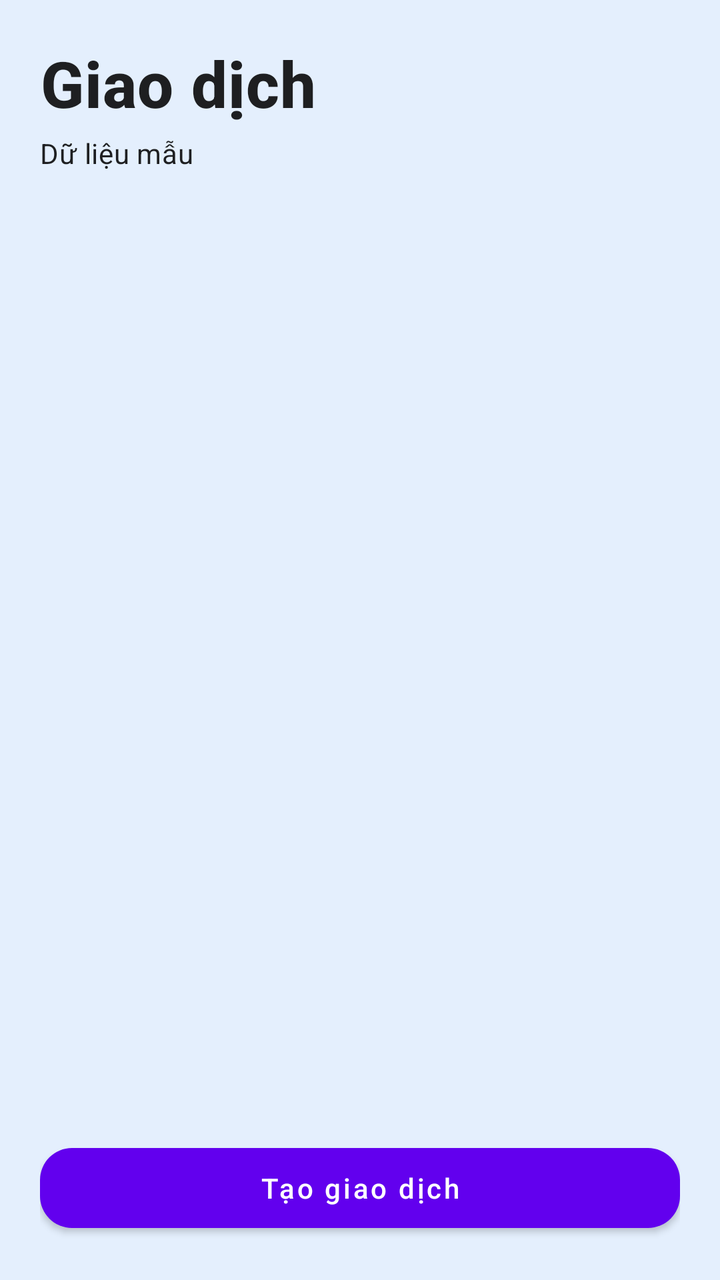
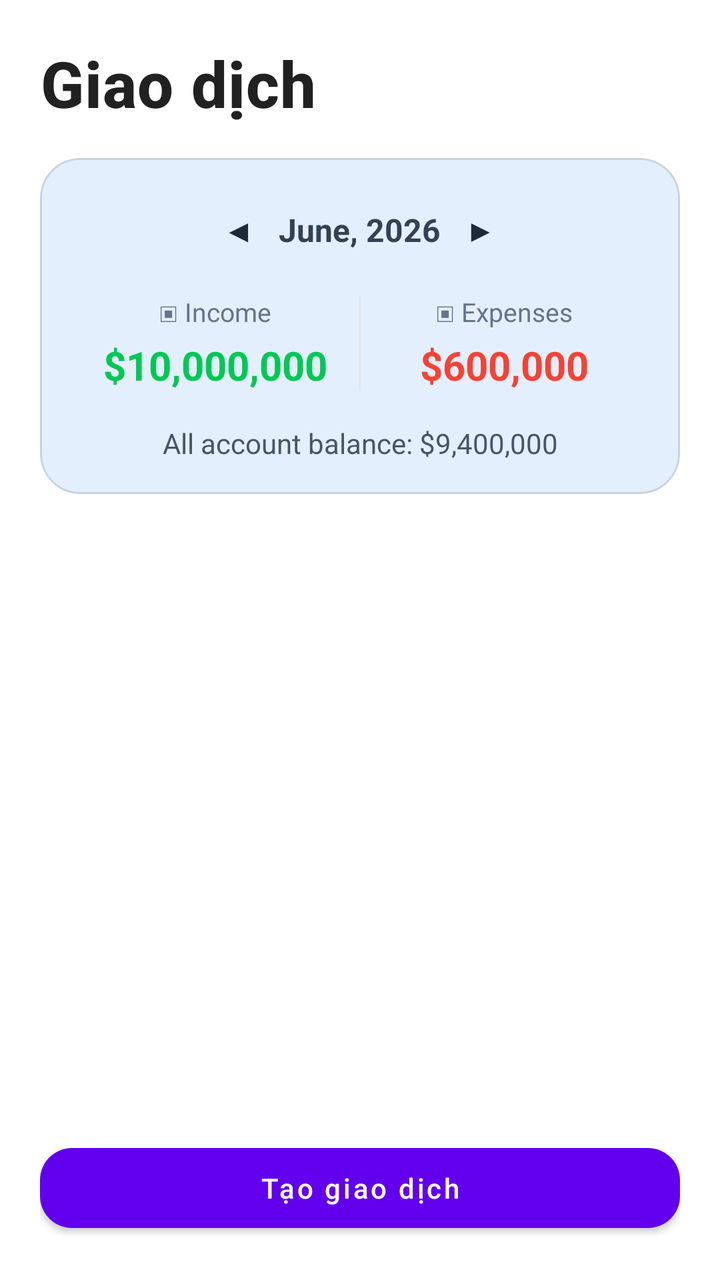

The first picture is an Android layout as it rendered before a commit; the second is the same layout after the commit. The layout source and the unified diff follow.
<!-- AndroidManifest.xml: application theme Theme.DemoV1 -->
<!-- res/layout/fragment_expense.xml -->
<?xml version="1.0" encoding="utf-8"?>
<LinearLayout xmlns:android="http://schemas.android.com/apk/res/android"
    xmlns:app="http://schemas.android.com/apk/res-auto"
    android:layout_width="match_parent"
    android:layout_height="match_parent"
    android:orientation="vertical"
    android:background="@color/primarybody"

    android:padding="20dp">

    <TextView
        style="@style/Home.Heading"
        android:accessibilityHeading="true"
        android:text="@string/transaction_title"
        android:textSize="32sp" />

    <TextView
        style="@style/Home.Body"
        android:layout_marginTop="4dp"
        android:text="@string/transaction_preview" />

    <androidx.recyclerview.widget.RecyclerView
        android:id="@+id/transactionList"
        android:layout_width="match_parent"
        android:layout_height="0dp"
        android:layout_marginTop="16dp"
        android:layout_weight="1" />

    <com.google.android.material.button.MaterialButton
        android:id="@+id/createTransaction"
        android:layout_width="match_parent"
        android:layout_height="wrap_content"
        android:layout_marginTop="12dp"
        android:minHeight="52dp"
        android:text="@string/transaction_create"
        android:textAllCaps="false"
        app:cornerRadius="16dp" />
</LinearLayout>
<!-- resources referenced by this layout -->
<resources>
  <color name="primarybody">#E4EFFD</color>
  <string name="transaction_create">Tạo giao dịch</string>
  <string name="transaction_preview">Dữ liệu mẫu</string>
  <string name="transaction_title">Giao dịch</string>
  <style name="Home.Body" parent="Home.Text">
          <item name="android:textAppearance">?attr/textAppearanceBody2</item>
      </style>
  <style name="Home.Heading" parent="Home.Text">
          <item name="android:textAppearance">?attr/textAppearanceHeadline6</item>
          <item name="android:textStyle">bold</item>
      </style>
  <style name="Theme.DemoV1" parent="Theme.MaterialComponents.DayNight.NoActionBar">
          
          <item name="colorPrimary">@color/purple_500</item>
          <item name="colorPrimaryVariant">@color/purple_700</item>
          <item name="colorOnPrimary">@color/white</item>
          
          <item name="colorSecondary">@color/teal_200</item>
          <item name="colorSecondaryVariant">@color/teal_700</item>
          <item name="colorOnSecondary">@color/black</item>
          
          <item name="android:statusBarColor">?attr/colorPrimaryVariant</item>
          
      <item name="android:statusBarColor">@color/white</item>
      <item name="android:windowLightStatusBar">true</item>
      </style>
  <style name="Home.Text">
          <item name="android:layout_width">match_parent</item>
          <item name="android:layout_height">wrap_content</item>
      </style>
  <color name="purple_500">#FF6200EE</color>
  <color name="purple_700">#FF3700B3</color>
  <color name="white">#FFFFFFFF</color>
  <color name="teal_200">#FF03DAC5</color>
  <color name="teal_700">#FF018786</color>
  <color name="black">#FF000000</color>
</resources>

<!-- the commit's change to res/layout/fragment_expense.xml (unified diff, before → after) -->
@@ -3,21 +3,149 @@
     xmlns:app="http://schemas.android.com/apk/res-auto"
     android:layout_width="match_parent"
     android:layout_height="match_parent"
+    android:background="@color/white"
     android:orientation="vertical"
-    android:background="@color/primarybody"
-
     android:padding="20dp">
 
+    
     <TextView
         style="@style/Home.Heading"
+        android:layout_width="match_parent"
+        android:layout_height="wrap_content"
         android:accessibilityHeading="true"
         android:text="@string/transaction_title"
         android:textSize="32sp" />
 
-    <TextView
-        style="@style/Home.Body"
-        android:layout_marginTop="4dp"
-        android:text="@string/transaction_preview" />
+    <com.google.android.material.card.MaterialCardView
+        style="@style/Home.Card"
+        android:layout_width="match_parent"
+        android:layout_height="wrap_content"
+        android:layout_marginTop="16dp"
+        app:cardBackgroundColor="@color/primarybody"
+        app:cardCornerRadius="20dp">
+
+        <LinearLayout
+            android:layout_width="match_parent"
+            android:layout_height="wrap_content"
+            android:orientation="vertical"
+            android:padding="16dp">
+
+        <LinearLayout
+            android:layout_width="match_parent"
+            android:layout_height="wrap_content"
+            android:gravity="center_vertical|center_horizontal"
+
+            android:orientation="horizontal">
+
+            <TextView
+                android:id="@+id/btnPreviousMonth"
+                android:layout_width="40dp"
+                android:layout_height="40dp"
+                android:contentDescription="Tháng trước"
+                android:gravity="center"
+                android:text="◀"
+                android:textColor="#1E293B"
+                android:textSize="16sp" />
+
+            <TextView
+                android:id="@+id/tvMonth"
+                android:layout_width="wrap_content"
+                android:layout_height="wrap_content"
+                android:text="June, 2026"
+                android:textColor="#334155"
+                android:textSize="16sp"
+                android:textStyle="bold" />
+
+            <TextView
+                android:id="@+id/btnNextMonth"
+                android:layout_width="40dp"
+                android:layout_height="40dp"
+                android:contentDescription="Tháng sau"
+                android:gravity="center"
+                android:text="▶"
+                android:textColor="#1E293B"
+                android:textSize="16sp" />
+
+        </LinearLayout>
+
+        <LinearLayout
+            android:layout_width="match_parent"
+            android:layout_height="wrap_content"
+            android:layout_marginTop="12dp"
+            android:gravity="center_vertical"
+            android:orientation="horizontal">
+
+            <LinearLayout
+                android:layout_width="0dp"
+                android:layout_height="wrap_content"
+                android:layout_weight="1"
+                android:gravity="center"
+                android:orientation="vertical">
+
+                <TextView
+                    android:layout_width="wrap_content"
+                    android:layout_height="wrap_content"
+                    android:text="▣ Income"
+                    android:textColor="#64748B"
+                    android:textSize="13sp" />
+
+                <TextView
+                    android:id="@+id/tvIncome"
+                    android:layout_width="wrap_content"
+                    android:layout_height="wrap_content"
+                    android:layout_marginTop="4dp"
+                    android:text="$10,000,000"
+                    android:textColor="#00C853"
+                    android:textSize="20sp"
+                    android:textStyle="bold" />
+
+            </LinearLayout>
+
+            <View
+                android:layout_width="1dp"
+                android:layout_height="48dp"
+                android:background="#E2E8F0" />
+
+            <LinearLayout
+                android:layout_width="0dp"
+                android:layout_height="wrap_content"
+                android:layout_weight="1"
+                android:gravity="center"
+                android:orientation="vertical">
+
+                <TextView
+                    android:layout_width="wrap_content"
+                    android:layout_height="wrap_content"
+                    android:text="▣ Expenses"
+                    android:textColor="#64748B"
+                    android:textSize="13sp" />
+
+                <TextView
+                    android:id="@+id/tvExpenses"
+                    android:layout_width="wrap_content"
+                    android:layout_height="wrap_content"
+                    android:layout_marginTop="4dp"
+                    android:text="$600,000"
+                    android:textColor="#F44336"
+                    android:textSize="20sp"
+                    android:textStyle="bold" />
+
+            </LinearLayout>
+
+        </LinearLayout>
+
+        <TextView
+            android:id="@+id/tvBalance"
+            android:layout_width="match_parent"
+            android:layout_height="wrap_content"
+            android:layout_marginTop="16dp"
+            android:gravity="center"
+            android:text="All account balance: $9,400,000"
+            android:textColor="#475569"
+            android:textSize="14sp" />
+
+        </LinearLayout>
+    </com.google.android.material.card.MaterialCardView>
 
     <androidx.recyclerview.widget.RecyclerView
         android:id="@+id/transactionList"
@@ -35,4 +163,5 @@
         android:text="@string/transaction_create"
         android:textAllCaps="false"
         app:cornerRadius="16dp" />
+
 </LinearLayout>
<!-- resource entries referenced after the edit -->
@@ -2,10 +2,15 @@
 <resources>
   <color name="primarybody">#E4EFFD</color>
   <string name="transaction_create">Tạo giao dịch</string>
-  <string name="transaction_preview">Dữ liệu mẫu</string>
   <string name="transaction_title">Giao dịch</string>
-  <style name="Home.Body" parent="Home.Text">
-          <item name="android:textAppearance">?attr/textAppearanceBody2</item>
+  <style name="Home.Card" parent="Widget.MaterialComponents.CardView">
+          <item name="android:layout_width">match_parent</item>
+          <item name="android:layout_height">wrap_content</item>
+          <item name="cardBackgroundColor">?attr/colorSurface</item>
+          <item name="cardCornerRadius">20dp</item>
+          <item name="cardElevation">0dp</item>
+          <item name="strokeColor">?attr/colorControlHighlight</item>
+          <item name="strokeWidth">1dp</item>
       </style>
   <style name="Home.Heading" parent="Home.Text">
           <item name="android:textAppearance">?attr/textAppearanceHeadline6</item>
